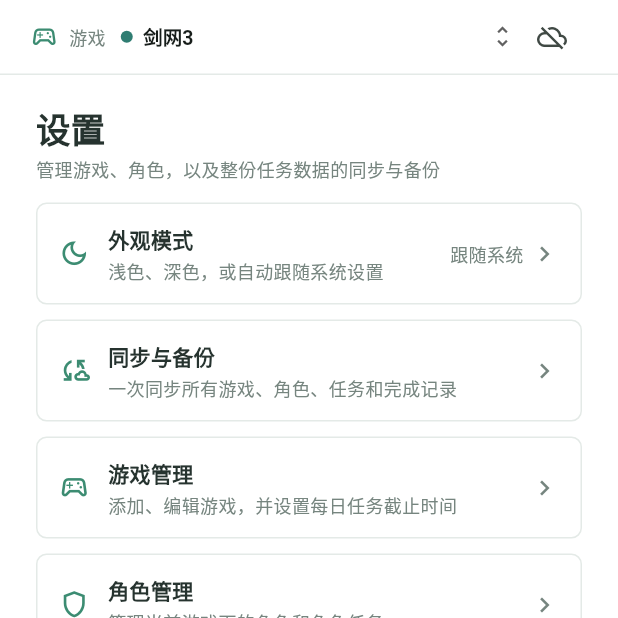
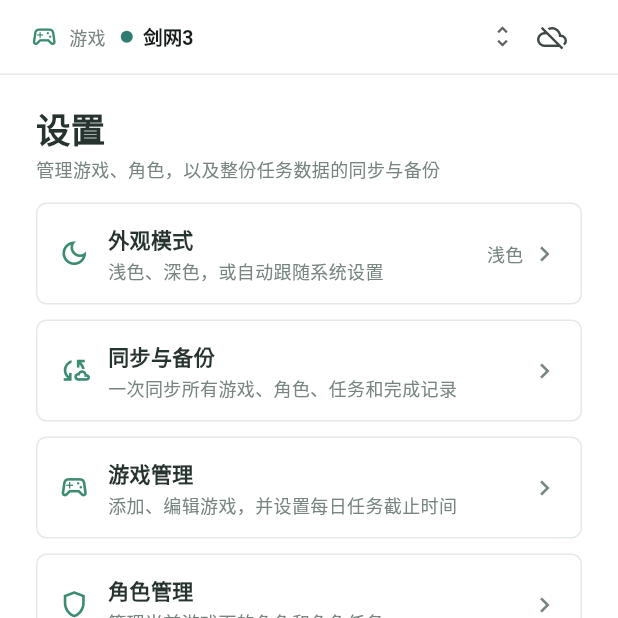
Before and after one commit to cyan77/jx3_tasks, a Flutter app: the screen it shows after launch, item 5 of the bottom bar chosen, on a phone screen of 412 x 824 dp, the top half of it. Run offline on Flutter 3.47's test engine with Material 3 defaults, Android fonts, the phone set to English and light mode, and no system bars; our stand-ins replace file_picker, package_info_plus, shared_preferences; missing offline and left inert: webdav_client; Roboto replaces fonts that are missing (Arial).

Commit message:
默认使用浅色外观

```diff
--- a/lib/data/theme_settings.dart
+++ b/lib/data/theme_settings.dart
@@ -9,7 +9,7 @@ class ThemeSettingsStore {
     return switch (preferences.getString(_key)) {
       'light' => ThemeMode.light,
       'dark' => ThemeMode.dark,
-      _ => ThemeMode.system,
+      _ => ThemeMode.light,
     };
   }
 
--- a/lib/state/app_state.dart
+++ b/lib/state/app_state.dart
@@ -49,7 +49,7 @@ class AppState extends ChangeNotifier {
   String? selectedGameId;
   String? selectedCharacterId;
   int currentTab = 0;
-  ThemeMode themeMode = ThemeMode.system;
+  ThemeMode themeMode = ThemeMode.light;
   DateTime focusedMonth = DateTime(DateTime.now().year, DateTime.now().month);
   DateTime selectedCalendarDate = startOfDay(DateTime.now());
 
```
Also changed, not shown: 1 other file.
